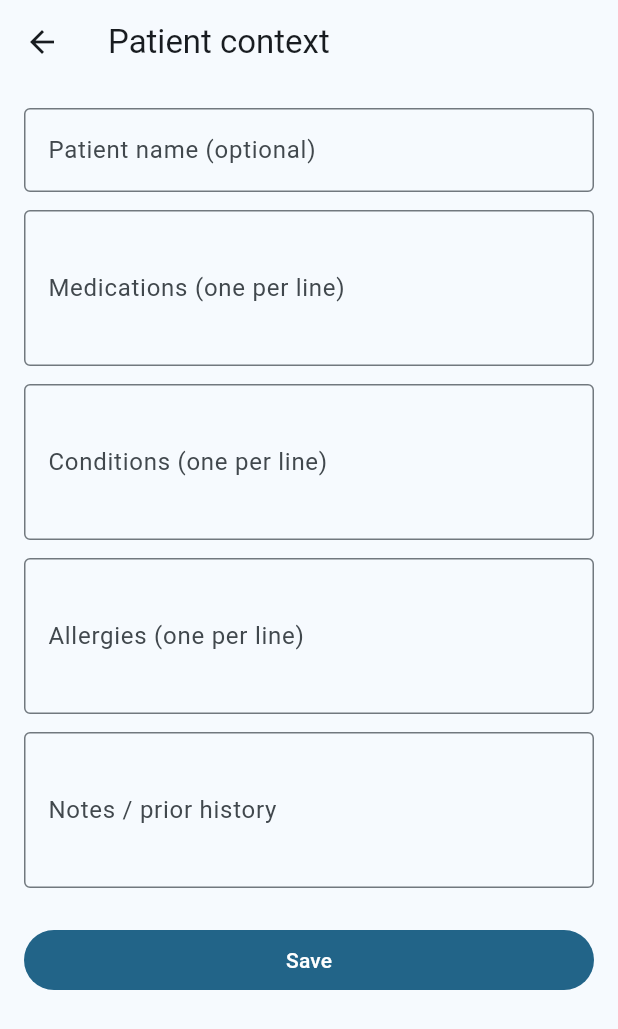
After one commit to cortexuvula/ferriscribe-mobile, a Flutter app: the PatientContextForm screen opened directly, on a phone screen of 412 x 824 dp. The commit adds this screen. Shown: the top 1029 px of the screen. Run offline on Flutter 3.47's test engine with Material 3 defaults, Android fonts, the phone set to English and light mode, and no system bars; our stand-ins replace drift, flutter_secure_storage, share_plus; missing offline and left inert: mobile_scanner, record; accounts and stored records are empty; generated files the repository leaves out were written again.

Commit message:
Phase 4: offline SQLCipher cache + patient-context capture
- DB schema v2 migration: CachedRecordings, CachedDocuments, PatientContexts
  tables (all PHI-bearing, SQLCipher-only)
- OfflineCacheRepository: write-through recordings/document cache, patient
  context persistence
- DocumentService: listRecordings/fetchDocument write through to cache;
  listRecordingsCached/fetchDocumentCached offline fallback
- Recordings screen: offline banner + cached fallback when server unreachable
- Document editor: falls back to last-cached content when fetch fails
- PatientContext model matching server wire (patient_name, medications[],
  conditions[], allergies[], prior_soap_notes[]); capture form on the record
  screen; attached to the SOAP generate request (generateSoap now accepts a
  GenerateRequest); persisted per-recording id

Gates: flutter analyze clean, flutter test 70/70, dart format clean.
Android debug APK + iOS debug .app both build.

Phase 4 acceptance: previously-fetched documents viewable offline.

```diff
--- a/lib/app_bootstrap.dart
+++ b/lib/app_bootstrap.dart
@@ -7,6 +7,7 @@ import 'pairing/server_config_repository.dart';
 import 'security/platform_security.dart';
 import 'storage/database/app_database.dart';
 import 'storage/key_store.dart';
+import 'storage/offline_cache_repository.dart';
 
 /// App-wide service container, built once at startup.
 class AppServices {
@@ -15,12 +16,14 @@ class AppServices {
     required this.keyStore,
     required this.serverConfigRepository,
     required this.pairingService,
+    required this.offlineCache,
   });
 
   final AppDatabase db;
   final KeyStore keyStore;
   final ServerConfigRepository serverConfigRepository;
   final PairingService pairingService;
+  final OfflineCacheRepository offlineCache;
 }
 
 /// Builds the service graph, generating/persisting the SQLCipher key and
@@ -48,12 +51,14 @@ class AppBootstrap {
 
     final repository = ServerConfigRepository(db, keyStore);
     final pairingService = PairingService(repository: repository);
+    final offlineCache = OfflineCacheRepository(db);
 
     return AppServices(
       db: db,
       keyStore: keyStore,
       serverConfigRepository: repository,
       pairingService: pairingService,
+      offlineCache: offlineCache,
     );
   }
 }
--- /dev/null
+++ b/lib/core/api/patient_context.dart
@@ -0,0 +1,55 @@
+import 'dart:convert';
+
+/// On-device patient context, mirroring the server's `PatientContext`
+/// (`crates/core/src/types/agent.rs`). Captured for a recording and attached
+/// to generation requests.
+class PatientContext {
+  const PatientContext({
+    this.patientName,
+    this.medications = const [],
+    this.conditions = const [],
+    this.allergies = const [],
+    this.priorSoapNotes = const [],
+  });
+
+  final String? patientName;
+  final List<String> medications;
+  final List<String> conditions;
+  final List<String> allergies;
+  final List<String> priorSoapNotes;
+
+  bool get isEmpty =>
+      patientName == null &&
+      medications.isEmpty &&
+      conditions.isEmpty &&
+      allergies.isEmpty &&
+      priorSoapNotes.isEmpty;
+
+  /// Wire shape for `generate`'s `patient_context` field.
+  Map<String, dynamic> toJson() => {
+    'patient_name': ?patientName,
+    'medications': medications,
+    'conditions': conditions,
+    'allergies': allergies,
+    'prior_soap_notes': priorSoapNotes,
+  };
+
+  factory PatientContext.fromJson(Map<String, dynamic> json) => PatientContext(
+    patientName: json['patient_name'] as String?,
+    medications: _stringList(json['medications']),
+    conditions: _stringList(json['conditions']),
+    allergies: _stringList(json['allergies']),
+    priorSoapNotes: _stringList(json['prior_soap_notes']),
+  );
+
+  static List<String> _stringList(dynamic v) =>
+      (v as List<dynamic>?)?.map((e) => e.toString()).toList() ?? const [];
+
+  /// Serializes the list fields as JSON for storage in a single column.
+  Map<String, String> toStorageJson() => {
+    'medicationsJson': jsonEncode(medications),
+    'conditionsJson': jsonEncode(conditions),
+    'allergiesJson': jsonEncode(allergies),
+    'priorSoapNotesJson': jsonEncode(priorSoapNotes),
+  };
+}
--- a/lib/features/documents/recording_detail_screen.dart
+++ b/lib/features/documents/recording_detail_screen.dart
@@ -24,7 +24,8 @@ class RecordingDetailScreen extends StatefulWidget {
 }
 
 class _RecordingDetailScreenState extends State<RecordingDetailScreen> {
-  final DocumentService _service = DocumentService();
+  DocumentService get _service =>
+      DocumentService(cache: widget.services.offlineCache);
   final ExportService _exportService = ExportService();
 
   /// Which doc type is currently generating (drives the spinner).
--- /dev/null
+++ b/lib/features/recording/patient_context_form.dart
@@ -0,0 +1,128 @@
+import 'package:flutter/material.dart';
+
+import '../../core/api/patient_context.dart';
+
+/// Form for capturing patient context (medications, conditions, allergies,
+/// notes). Returns a [PatientContext] on save, or null on cancel.
+class PatientContextForm extends StatefulWidget {
+  const PatientContextForm({super.key, this.initial});
+
+  final PatientContext? initial;
+
+  @override
+  State<PatientContextForm> createState() => _PatientContextFormState();
+}
+
+class _PatientContextFormState extends State<PatientContextForm> {
+  late final TextEditingController _name = TextEditingController(
+    text: widget.initial?.patientName ?? '',
+  );
+  late final TextEditingController _medications = TextEditingController(
+    text: _join(widget.initial?.medications),
+  );
+  late final TextEditingController _conditions = TextEditingController(
+    text: _join(widget.initial?.conditions),
+  );
+  late final TextEditingController _allergies = TextEditingController(
+    text: _join(widget.initial?.allergies),
+  );
+  late final TextEditingController _notes = TextEditingController(
+    text: _join(widget.initial?.priorSoapNotes),
+  );
+
+  @override
+  void dispose() {
+    _name.dispose();
+    _medications.dispose();
+    _conditions.dispose();
+    _allergies.dispose();
+    _notes.dispose();
+    super.dispose();
+  }
+
+  static String _join(List<String>? items) => (items ?? const []).join('\n');
+
+  static List<String> _split(String text) =>
+      text.split('\n').map((s) => s.trim()).where((s) => s.isNotEmpty).toList();
+
+  @override
+  Widget build(BuildContext context) {
+    return Scaffold(
+      appBar: AppBar(title: const Text('Patient context')),
+      body: ListView(
+        padding: const EdgeInsets.all(16),
+        children: [
+          TextField(
+            controller: _name,
+            decoration: const InputDecoration(
+              labelText: 'Patient name (optional)',
+              border: OutlineInputBorder(),
+            ),
+          ),
+          const SizedBox(height: 12),
+          TextField(
+            controller: _medications,
+            maxLines: 3,
+            decoration: const InputDecoration(
+              labelText: 'Medications (one per line)',
+              border: OutlineInputBorder(),
+            ),
+          ),
+          const SizedBox(height: 12),
+          TextField(
+            controller: _conditions,
+            maxLines: 3,
+            decoration: const InputDecoration(
+              labelText: 'Conditions (one per line)',
+              border: OutlineInputBorder(),
+            ),
+          ),
+          const SizedBox(height: 12),
+          TextField(
+            controller: _allergies,
+            maxLines: 3,
+            decoration: const InputDecoration(
+              labelText: 'Allergies (one per line)',
+              border: OutlineInputBorder(),
+            ),
+          ),
+          const SizedBox(height: 12),
+          TextField(
+            controller: _notes,
+            maxLines: 3,
+            decoration: const InputDecoration(
+              labelText: 'Notes / prior history',
+              border: OutlineInputBorder(),
+            ),
+          ),
+          const SizedBox(height: 24),
+          FilledButton(
+            onPressed: () {
+              final result = PatientContext(
+                patientName: _name.text.trim().isEmpty
+                    ? null
+                    : _name.text.trim(),
+                medications: _split(_medications.text),
+                conditions: _split(_conditions.text),
+                allergies: _split(_allergies.text),
+                priorSoapNotes: _split(_notes.text),
+              );
+              Navigator.pop(context, result);
+            },
+            child: const Text('Save'),
+          ),
+        ],
+      ),
+    );
+  }
+}
+
+/// Shows the patient-context form and returns the result (or null on cancel).
+Future<PatientContext?> showPatientContextForm(
+  BuildContext context, {
+  PatientContext? initial,
+}) {
+  return Navigator.of(context).push<PatientContext>(
+    MaterialPageRoute(builder: (_) => PatientContextForm(initial: initial)),
+  );
+}
```
Also changed, not shown: lib/core/api/data_api_client.dart (+7 -3 lines), lib/features/documents/document_editor_screen.dart (+20 -5 lines), lib/features/documents/document_service.dart (+29 -5 lines), lib/features/documents/recordings_screen.dart (+41 -29 lines), lib/features/recording/record_screen.dart (+32 -0 lines), lib/features/recording/recording_ingest_service.dart (+7 -1 lines), lib/storage/database/app_database.dart (+68 -2 lines), lib/storage/offline_cache_repository.dart (added, +152 -0 lines), lib/storage/database/app_database.g.dart, 2 other files.
